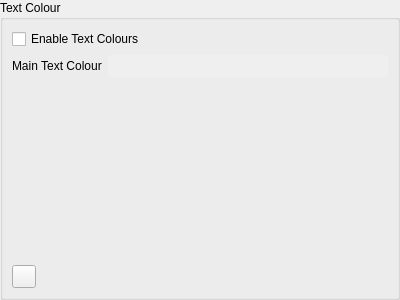
ashmanix/obs-plugin-countdown, file src/ui/TextColourSettings.ui: the form before one commit.
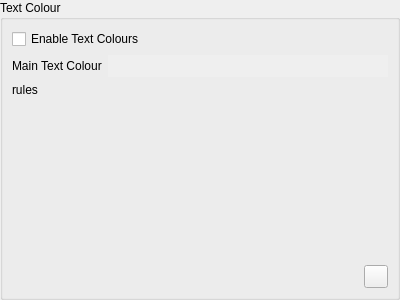
The form after the commit.

Commit message: Can now add/remove rules and changed UI layout

The edit to the form file:
```diff
--- a/src/ui/TextColourSettings.ui
+++ b/src/ui/TextColourSettings.ui
@@ -89,6 +89,13 @@
         </item>
        </layout>
       </item>
+      <item>
+       <widget class="QLabel" name="rulesLabel">
+        <property name="text">
+         <string>rules</string>
+        </property>
+       </widget>
+      </item>
       <item>
        <layout class="QVBoxLayout" name="colourRulesVerticalLayout"/>
       </item>
@@ -110,13 +117,6 @@
       </item>
       <item>
        <layout class="QHBoxLayout" name="horizontalLayout">
-        <item>
-         <widget class="QToolButton" name="addColourSettingToolButton">
-          <property name="text">
-           <string/>
-          </property>
-         </widget>
-        </item>
         <item>
          <spacer name="horizontalSpacer_2">
           <property name="orientation">
@@ -130,6 +130,13 @@
           </property>
          </spacer>
         </item>
+        <item>
+         <widget class="QToolButton" name="addColourSettingToolButton">
+          <property name="text">
+           <string/>
+          </property>
+         </widget>
+        </item>
        </layout>
       </item>
      </layout>
```
The commit also changes 11 other files.
